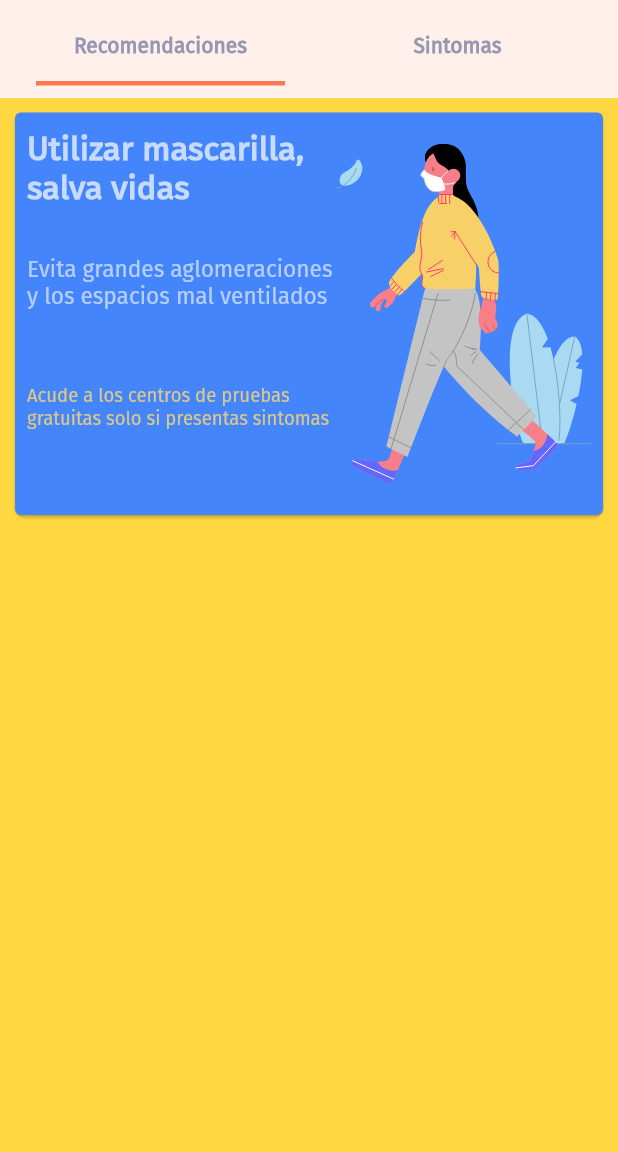
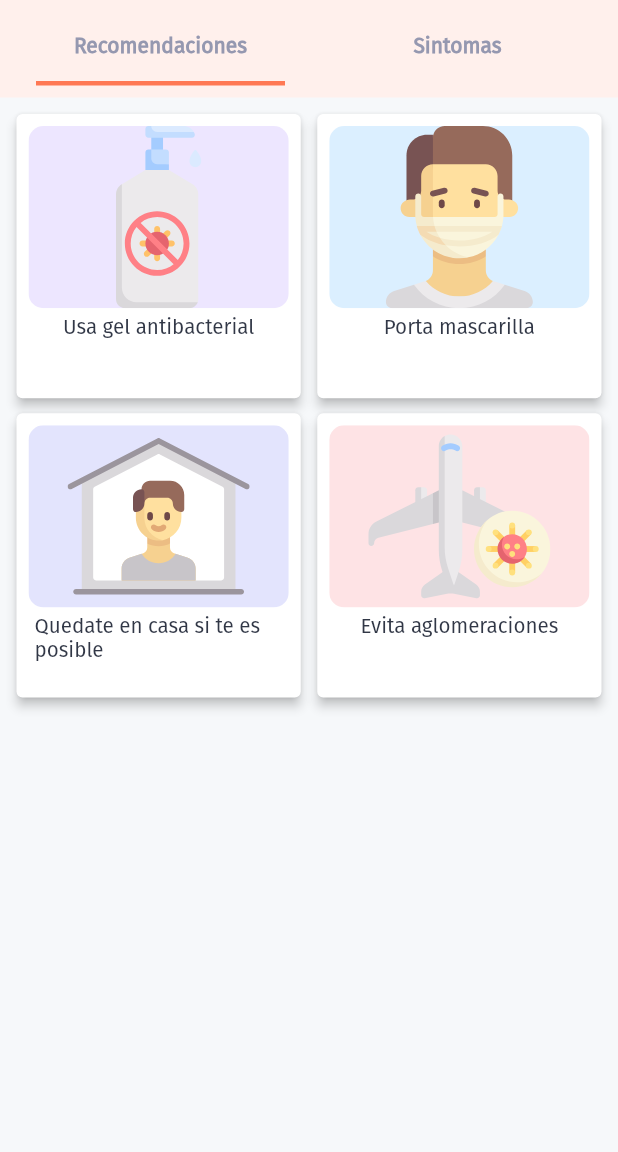
Before and after one commit to rromaniz/CovidAppFlutter, a Flutter app: the InfoPage screen opened by its route, on a phone screen of 412 x 824 dp, the part 84-1236 px from its top. Run offline on Flutter 3.47's test engine with Material 2 defaults, Android fonts, the light colour scheme and no system bars; our stand-ins replace charts_flutter, flutter_svg, page_transition, sizer; network calls fail; project files that could hold a hidden picture were left out.

Commit message:
Agregue Gridview a tabbar

```diff
--- a/lib/screens/info.dart
+++ b/lib/screens/info.dart
@@ -1,5 +1,6 @@
-import 'package:covi_app/widgets/info_top.dart';
 import 'package:flutter/material.dart';
+import 'package:flutter_svg/flutter_svg.dart';
+import 'package:sizer/sizer.dart';
 
 class InfoPage extends StatelessWidget {
   const InfoPage({Key? key}) : super(key: key);
@@ -64,13 +65,26 @@ class InfoPage extends StatelessWidget {
               child: TabBarView(
                 children: [
                   Container(
-                    color: Colors.amberAccent,
-                    child: Column(
-                      children: [
-                        InfoTop(),
-                      ],
-                    ),
-                  ),
+                      color: Color.fromRGBO(246, 248, 250, 1),
+                      child: Padding(
+                        padding: const EdgeInsets.all(7.0),
+                        child: GridView.count(
+                          primary: false,
+                          crossAxisCount: 2,
+                          mainAxisSpacing: 2,
+                          crossAxisSpacing: 3,
+                          children: [
+                            _CardGrid(237, 230, 255, 'disinfectant',
+                                'Usa gel antibacterial'),
+                            _CardGrid(219, 239, 255, 'medical-mask',
+                                'Porta mascarilla'),
+                            _CardGrid(227, 228, 253, 'stayhome',
+                                'Quedate en casa si te es posible'),
+                            _CardGrid(
+                                254, 227, 229, 'plane', 'Evita aglomeraciones'),
+                          ],
+                        ),
+                      )),
                   Container(child: Text('Luke'))
                 ],
               ),
@@ -81,3 +95,49 @@ class InfoPage extends StatelessWidget {
     );
   }
 }
+
+class _CardGrid extends StatelessWidget {
+  final int r;
+  final int g;
+  final int b;
+  final String ruta;
+  final String titulo;
+  const _CardGrid(this.r, this.g, this.b, this.ruta, this.titulo);
+
+  @override
+  Widget build(BuildContext context) {
+    return Card(
+      elevation: 3,
+      child: Padding(
+        padding: const EdgeInsets.all(8.0),
+        child: Column(
+          children: [
+            Expanded(
+              child: ClipRRect(
+                borderRadius: BorderRadius.circular(10),
+                child: Container(
+                  child: SvgPicture.asset('assets/${this.ruta}.svg'),
+                  color: Color.fromRGBO(this.r, this.g, this.b, 1),
+                ),
+              ),
+              flex: 7,
+            ),
+            Expanded(
+              child: Container(
+                padding: EdgeInsets.all(4),
+                child: Text(
+                  this.titulo,
+                  style: TextStyle(
+                      fontWeight: FontWeight.w500,
+                      color: Color.fromRGBO(49, 55, 70, 1),
+                      fontSize: 10.sp),
+                ),
+              ),
+              flex: 3,
+            )
+          ],
+        ),
+      ),
+    );
+  }
+}
```
Also changed, not shown: assets/disinfectant.svg (added), assets/medical-mask.svg (added), assets/plane.svg (added), assets/stayhome.svg (added), assets/water-tap.svg (added).
